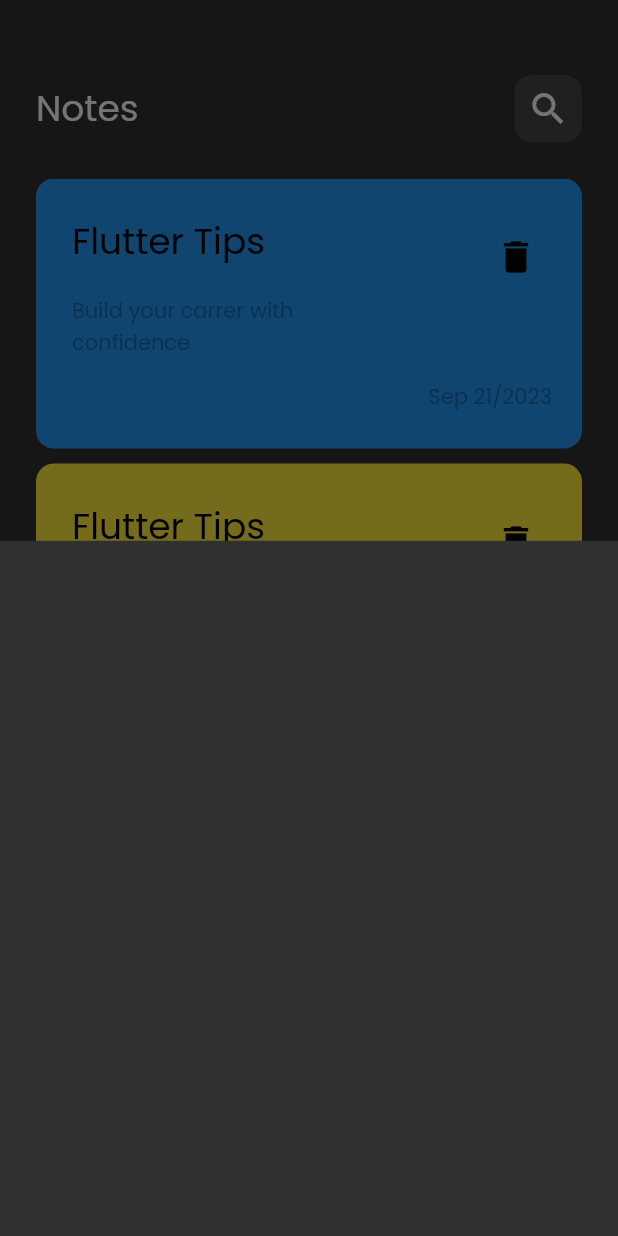
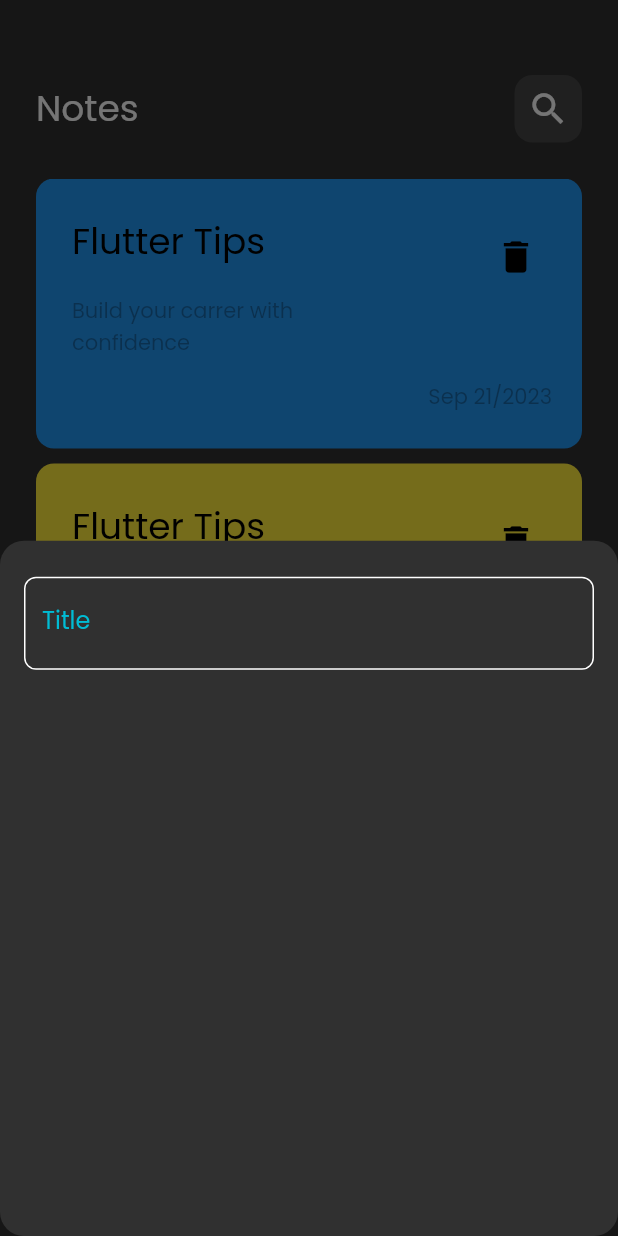
Before and after one commit to MohaamedHamdy/notes_app_hive, a Flutter app: the screen it shows after launch, after a tap on the "add" icon, on a phone screen of 412 x 824 dp. Run offline on Flutter 3.47's test engine with Material 2 defaults, Android fonts, the phone set to English and light mode, and no system bars.

Commit message:
show bottom sheet and creata text field

```diff
--- a/lib/views/notes_view.dart
+++ b/lib/views/notes_view.dart
@@ -1,5 +1,6 @@
 import 'package:flutter/material.dart';
 
+import 'widgets/bottom_sheet_widget.dart';
 import 'widgets/notes_view_body.dart';
 
 class NotesScreen extends StatelessWidget {
@@ -28,6 +29,9 @@ class CustomFloatingActionButton extends StatelessWidget {
           // ),
           // isScrollControlled: true,
           // useSafeArea: true,
+          shape: RoundedRectangleBorder(
+            borderRadius: BorderRadius.circular(16),
+          ),
           context: context,
           builder: (contex) {
             return const CustomModelSheetWidget();
@@ -43,12 +47,3 @@ class CustomFloatingActionButton extends StatelessWidget {
     );
   }
 }
-
-class CustomModelSheetWidget extends StatelessWidget {
-  const CustomModelSheetWidget({super.key});
-
-  @override
-  Widget build(BuildContext context) {
-    return Container();
-  }
-}
--- /dev/null
+++ b/lib/views/widgets/bottom_sheet_widget.dart
@@ -0,0 +1,19 @@
+import 'package:flutter/material.dart';
+
+import 'custom_text_field.dart';
+
+class CustomModelSheetWidget extends StatelessWidget {
+  const CustomModelSheetWidget({super.key});
+
+  @override
+  Widget build(BuildContext context) {
+    return const Padding(
+      padding: EdgeInsets.symmetric(horizontal: 16.0, vertical: 24.0),
+      child: Column(
+        children: [
+          CustomTextField(),
+        ],
+      ),
+    );
+  }
+}
--- /dev/null
+++ b/lib/views/widgets/custom_text_field.dart
@@ -0,0 +1,27 @@
+import 'package:flutter/material.dart';
+
+class CustomTextField extends StatelessWidget {
+  const CustomTextField({super.key});
+
+  @override
+  Widget build(BuildContext context) {
+    return TextField(
+      cursorColor: Colors.cyan,
+      decoration: InputDecoration(
+        border: OutlineInputBorder(
+          borderRadius: BorderRadius.circular(8.0),
+        ),
+        enabledBorder: OutlineInputBorder(
+          borderSide: const BorderSide(color: Colors.white),
+          borderRadius: BorderRadius.circular(8.0),
+        ),
+        focusedBorder: OutlineInputBorder(
+          borderSide: const BorderSide(color: Colors.cyan),
+          borderRadius: BorderRadius.circular(8.0),
+        ),
+        labelText: 'Title',
+        labelStyle: const TextStyle(color: Colors.cyan),
+      ),
+    );
+  }
+}
```
